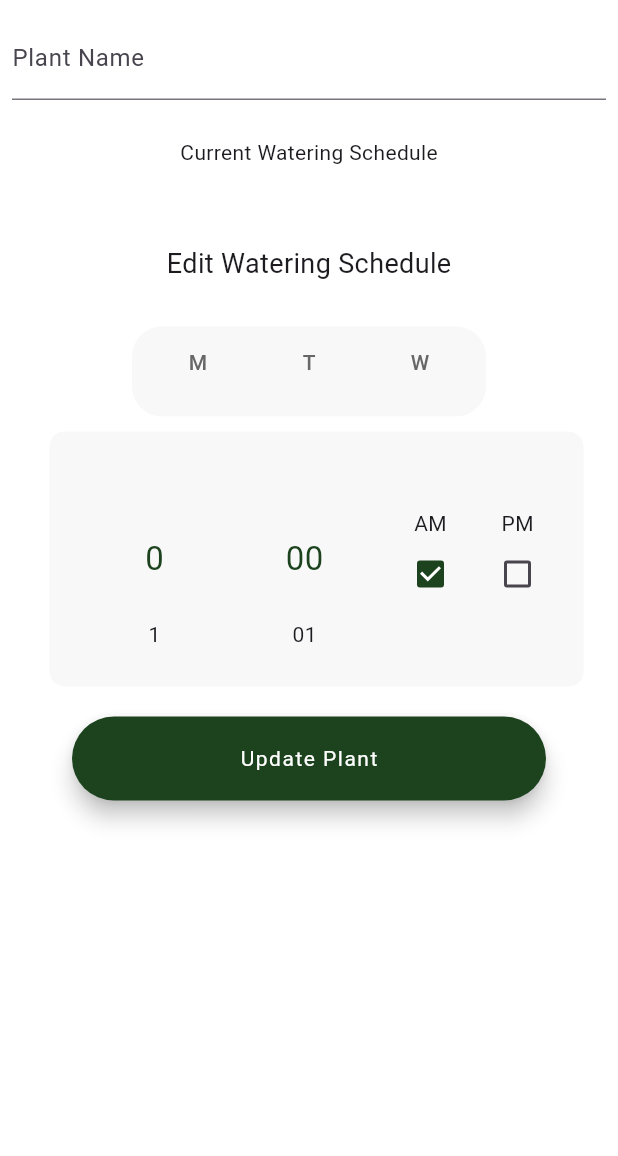
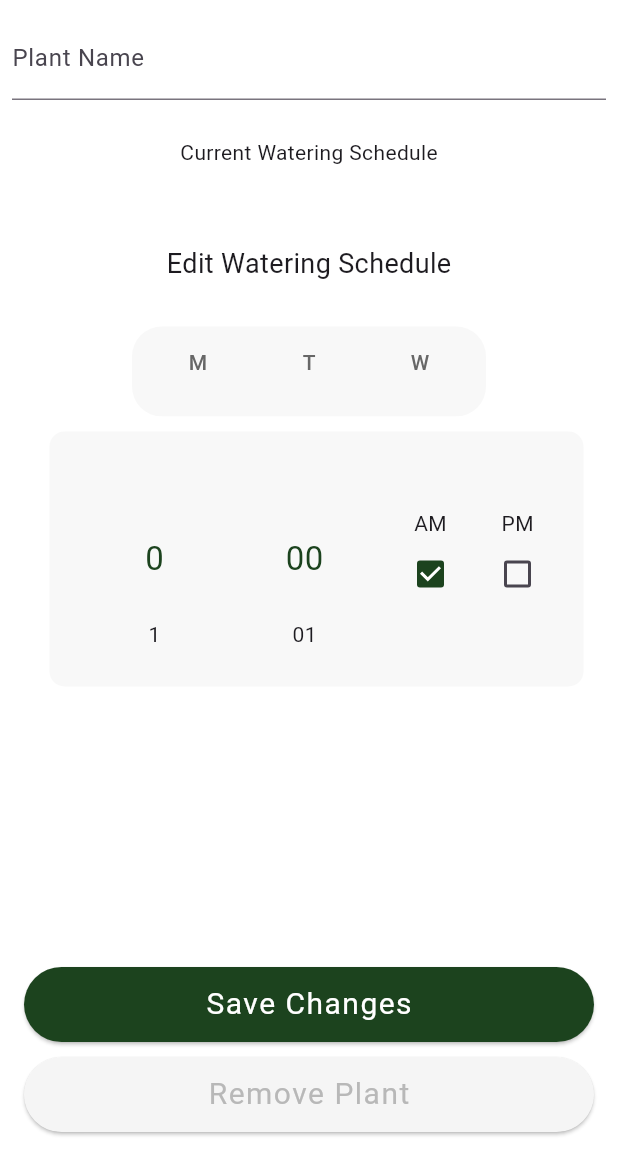
Before and after one commit to etadesse2/Sprout, a Flutter app: the EditPlantScreen screen opened directly with empty values, on a phone screen of 412 x 824 dp, the part 80-1236 px from its top. Run offline on Flutter 3.47's test engine with Material 3 defaults, Android fonts, the phone set to English and light mode, and no system bars; drawn by our look-alikes of numberpicker; our stand-ins replace shared_preferences; accounts and stored records are empty.

Commit message:
ui buttons added

```diff
--- a/sprouts/lib/edit_plant.dart
+++ b/sprouts/lib/edit_plant.dart
@@ -51,6 +51,67 @@ class _EditPlantScreenState extends State<EditPlantScreen> {
               letterSpacing: 10,
               fontSize: 40,
               color: Color.fromARGB(255, 28, 67, 30)),
+        ),
+      ),
+      bottomNavigationBar: Padding(
+        padding: const EdgeInsets.all(16.0),
+        child: Column(
+          mainAxisSize: MainAxisSize.min,
+          children: [
+            ElevatedButton(
+              onPressed: () {
+                if (_formKey.currentState!.validate()) {
+                  Plant updatedPlant = Plant(
+                    name: _selectedPlant,
+                    iconPath: widget.plant.iconPath,
+                    wateringSchedule: _wateringSchedule,
+                    reminder: _reminder,
+                    enteredPlantName: _enteredPlantName,
+                    reminderMessage: reminderMessage,
+                  );
+                  Navigator.pop(context, updatedPlant);
+                }
+              },
+              style: ElevatedButton.styleFrom(
+                backgroundColor: const Color.fromARGB(255, 28, 67, 30),
+                shape: RoundedRectangleBorder(
+                  borderRadius: BorderRadius.circular(50),
+                ),
+                minimumSize: const Size(double.infinity, 50),
+              ),
+              child: const Text(
+                'Save Changes',
+                style: TextStyle(
+                  fontSize: 20,
+                  color: Colors.white,
+                  letterSpacing: 1,
+                  fontWeight: FontWeight.w400,
+                ),
+              ),
+            ),
+            const SizedBox(height: 10),
+            ElevatedButton(
+              onPressed: () {
+                Navigator.pop(context, null);
+              },
+              style: ElevatedButton.styleFrom(
+                backgroundColor: const Color(0xFFF5F5F5),
+                shape: RoundedRectangleBorder(
+                  borderRadius: BorderRadius.circular(50),
+                ),
+                minimumSize: const Size(double.infinity, 50),
+              ),
+              child: const Text(
+                'Remove Plant',
+                style: TextStyle(
+                  fontSize: 20,
+                  color: Color(0xFFB8B8B8),
+                  letterSpacing: 1,
+                  fontWeight: FontWeight.w400,
+                ),
+              ),
+            ),
+          ],
         ),
       ),
       body: Form(
@@ -200,39 +261,6 @@ class _EditPlantScreenState extends State<EditPlantScreen> {
                 ),
               ],
             ),
-            Padding(
-              padding: const EdgeInsets.only(top: 20.0, left: 40, right: 40),
-              child: SizedBox(
-                width: 250,
-                child: FloatingActionButton(
-                  onPressed: () {
-                    if (_formKey.currentState!.validate()) {
-                      Plant updatedPlant = Plant(
-                        name: _selectedPlant,
-                        iconPath: widget.plant.iconPath,
-                        wateringSchedule: _wateringSchedule,
-                        reminder: _reminder,
-                        enteredPlantName: _enteredPlantName,
-                        reminderMessage: reminderMessage,
-                      );
-                      Navigator.pop(context, updatedPlant);
-                    }
-                  },
-                  backgroundColor: const Color.fromARGB(255, 28, 67, 30),
-                  shape: RoundedRectangleBorder(
-                    borderRadius: BorderRadius.circular(50),
-                  ),
-                  child: const Text(
-                    'Update Plant',
-                    style: TextStyle(
-                      color: Colors.white,
-                      letterSpacing: 1,
-                      fontWeight: FontWeight.w400,
-                    ),
-                  ),
-                ),
-              ),
-            ),
           ],
         ),
       ),
```
